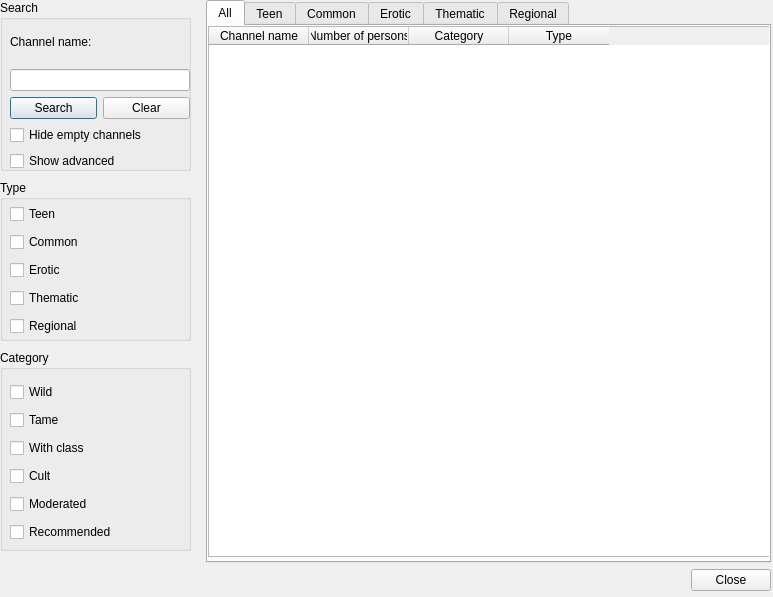
Before: the Qt Designer form ui/channel_list.ui in gitter-badger/simplechatclient, drawn with Qt 5.
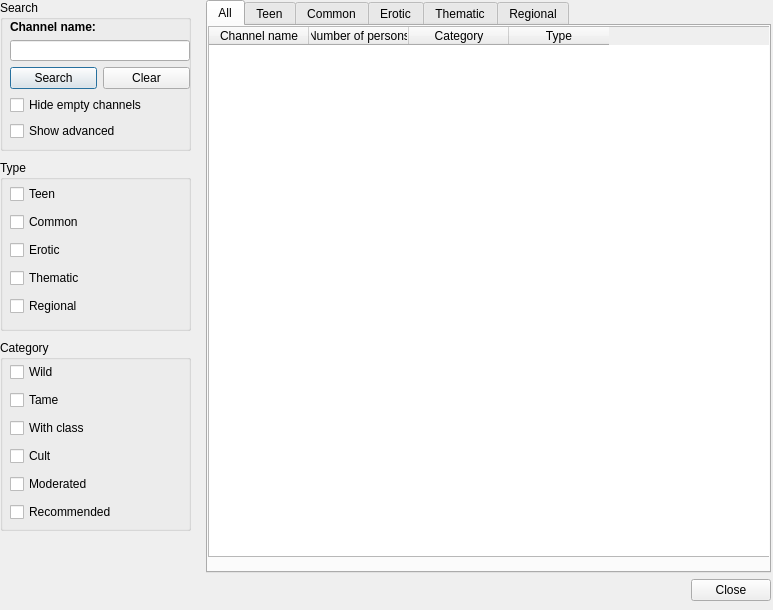
After: the same form once the commit is applied. Icons and pictures are not drawn.

Commit message: fixed channel list refresh

```diff
--- a/ui/channel_list.ui
+++ b/ui/channel_list.ui
@@ -10,7 +10,7 @@
     <x>0</x>
     <y>0</y>
     <width>773</width>
-    <height>597</height>
+    <height>610</height>
    </rect>
   </property>
   <property name="sizePolicy">
@@ -35,7 +35,7 @@
      <x>0</x>
      <y>0</y>
      <width>771</width>
-     <height>591</height>
+     <height>601</height>
     </rect>
    </property>
    <layout class="QVBoxLayout" name="verticalLayout">
@@ -61,7 +61,7 @@
            <x>0</x>
            <y>0</y>
            <width>191</width>
-           <height>171</height>
+           <height>151</height>
           </rect>
          </property>
          <property name="title">
@@ -73,12 +73,15 @@
             <x>10</x>
             <y>20</y>
             <width>180</width>
-            <height>151</height>
+            <height>121</height>
            </rect>
           </property>
           <layout class="QVBoxLayout" name="verticalLayout_2">
            <item>
             <widget class="QLabel" name="label_channel_name">
+             <property name="styleSheet">
+              <string notr="true">font-weight:bold;</string>
+             </property>
              <property name="text">
               <string>Channel name:</string>
              </property>
@@ -126,9 +129,9 @@
          <property name="geometry">
           <rect>
            <x>0</x>
-           <y>180</y>
+           <y>160</y>
            <width>191</width>
-           <height>161</height>
+           <height>171</height>
           </rect>
          </property>
          <property name="title">
@@ -186,9 +189,9 @@
          <property name="geometry">
           <rect>
            <x>0</x>
-           <y>350</y>
+           <y>340</y>
            <width>191</width>
-           <height>201</height>
+           <height>191</height>
           </rect>
          </property>
          <property name="title">
@@ -198,7 +201,7 @@
           <property name="geometry">
            <rect>
             <x>10</x>
-            <y>30</y>
+            <y>20</y>
             <width>171</width>
             <height>164</height>
            </rect>
```
The commit also changes 4 other files.
